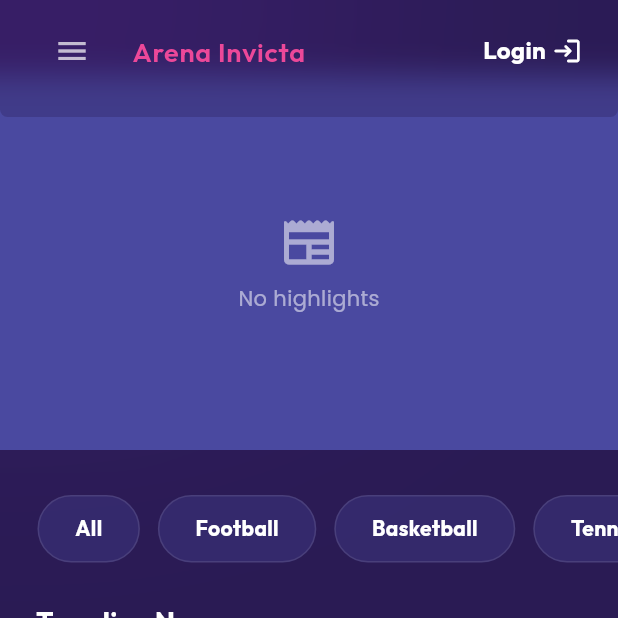
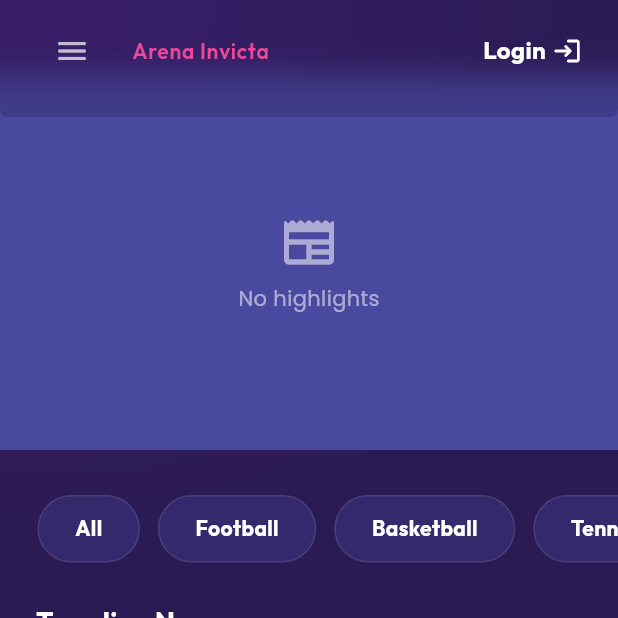
Before and after one commit to grassphobic-A07/arena-invicta-mobile, a Flutter app: the screen it shows after launch, on a phone screen of 412 x 824 dp, the top half of it. Run offline on Flutter 3.47's test engine with Material 3 defaults, Android fonts, the phone set to English and light mode, and no system bars; our stand-ins replace google_fonts, internet_connection_checker_plus; missing offline and left inert: pbp_django_auth; accounts and stored records are empty; network calls fail.

Commit message:
Update styling

```diff
--- a/lib/global/widgets/glassy_header.dart
+++ b/lib/global/widgets/glassy_header.dart
@@ -84,7 +84,7 @@ class GlassyHeader extends StatelessWidget {
                           title,
                           style: GoogleFonts.outfit(
                             color: ArenaColor.dragonFruit,
-                            fontSize: isHome ? 18 : 12,
+                            fontSize: isHome ? 14 : 10,
                             fontWeight: FontWeight.w600,
                             letterSpacing: isHome ? 0.5 : 1.5,
                           ),
@@ -125,28 +125,6 @@ class GlassyHeader extends StatelessWidget {
                 else
                   Row(
                     children: [
-                      Column(
-                        crossAxisAlignment: CrossAxisAlignment.end,
-                        children: [
-                          RichText(
-                            text: TextSpan(
-                              style: GoogleFonts.outfit(fontSize: 14, color: Colors.white),
-                              children: [
-                                const TextSpan(text: "Hi, ", style: TextStyle(fontWeight: FontWeight.w300)),
-                                TextSpan(
-                                  text: userProvider.username,
-                                  style: const TextStyle(fontWeight: FontWeight.bold),
-                                ),
-                              ],
-                            ),
-                          ),
-                          Text(
-                            roleText,
-                            style: GoogleFonts.outfit(fontSize: 10, color: Colors.white70),
-                          ),
-                        ],
-                      ),
-                      const SizedBox(width: 12),
                       CircleAvatar(
                         radius: 18,
                         backgroundColor: ArenaColor.purpleX11,
--- a/lib/neal_auth/screens/login.dart
+++ b/lib/neal_auth/screens/login.dart
@@ -224,7 +224,7 @@ class _LoginPageState extends State<LoginPage> {
                                         const SnackBar(
                                           behavior: SnackBarBehavior.floating,
                                           margin: EdgeInsets.only(bottom: 90, left: 16, right: 16),
-                                          content: Text("Login Berhasil!"),
+                                          content: Text("Login Berhasil!", style: TextStyle(color: Colors.black),),
                                           backgroundColor: Colors.greenAccent,
                                         ),
                                       );
--- a/lib/neal_auth/screens/register.dart
+++ b/lib/neal_auth/screens/register.dart
@@ -278,7 +278,7 @@ class _RegisterPageState extends State<RegisterPage> {
                                         const SnackBar(
                                           behavior: SnackBarBehavior.floating,
                                           margin: EdgeInsets.only(bottom: 90, left: 16, right: 16),
-                                          content: Text("Welcome to the Arena!"),
+                                          content: Text("Welcome to the Arena!", style: TextStyle(color: Colors.black),),
                                           backgroundColor: Colors.greenAccent,
                                         ),
                                       );
@@ -292,6 +292,7 @@ class _RegisterPageState extends State<RegisterPage> {
                                           content: Text(
                                             response['message'] ??
                                                 "Registration Failed",
+                                            style: TextStyle(color: Colors.black),
                                           ),
                                           backgroundColor: Colors.red,
                                         ),
--- a/lib/neal_auth/widgets/arena_invicta_drawer.dart
+++ b/lib/neal_auth/widgets/arena_invicta_drawer.dart
@@ -140,7 +140,7 @@ class ArenaInvictaDrawer extends StatelessWidget {
 
                       String message = response['message'] ?? "Berhasil Logout!";
                       ScaffoldMessenger.of(context).showSnackBar(
-                        SnackBar(content: Text(message), backgroundColor: Colors.greenAccent,),
+                        SnackBar(content: Text(message, style: const TextStyle(color: Colors.black)), backgroundColor: Colors.greenAccent,),
                       );
 
                       Navigator.pushReplacementNamed(context, MyApp.routeName);
--- a/lib/rafa_news/screens/news_detail_page.dart
+++ b/lib/rafa_news/screens/news_detail_page.dart
@@ -85,7 +85,7 @@ class _NewsDetailPageState extends State<NewsDetailPage> {
       if (mounted) {
         if (response['ok'] == true) {
           ScaffoldMessenger.of(context).showSnackBar(
-            const SnackBar(content: Text("Berita berhasil dihapus"), backgroundColor: Colors.green)
+            const SnackBar(content: Text("Berita berhasil dihapus", style: TextStyle(color: Colors.black)), backgroundColor: Colors.green)
           );
           Navigator.pop(context, true);
         } else {
--- a/lib/rafa_news/screens/news_entry_list.dart
+++ b/lib/rafa_news/screens/news_entry_list.dart
@@ -32,7 +32,7 @@ class _NewsEntryListPageState extends State<NewsEntryListPage> {
   final GlobalKey<ScaffoldState> _scaffoldKey = GlobalKey<ScaffoldState>();
 
   String _selectedSport = "All";
-  final List<String> _sportsFilters = ["All", "football", "basketball", "tennis", "volleyball", "motogp"];
+  final List<String> _sportsFilters = ["All", "Football", "Basketball", "Tennis", "Volleyball", "Motogp"];
 
   @override
   void initState() {
```
Also changed, not shown: lib/neal_auth/screens/admin_dashboard.dart (+5 -5 lines), lib/neal_auth/screens/profile_page.dart (+39 -24 lines).
